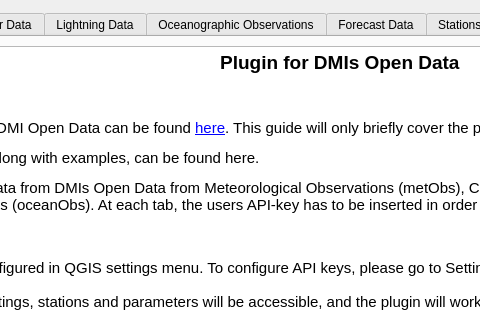
Old version of the form DMI_Open_Data_dialog_base.ui in the repository dmidk/Open-Data-QGIS-plugin; both pictures show x 323 to 803 and y 0 to 320 of the 1345 by 543 pixel window.
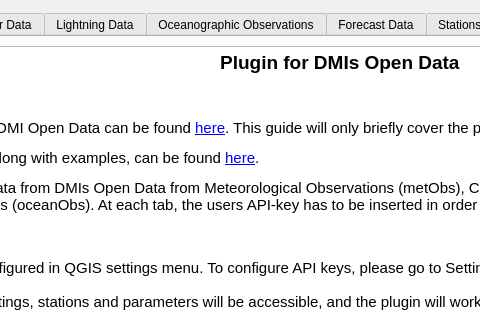
New version of the form. The open tabs and pages were chosen to show the change.

Commit message:
Guide linked in relevant places
The guide was linked in metadata and informations tab to make accesible.

The edit to the form file:
```diff
--- a/DMI_Open_Data_dialog_base.ui
+++ b/DMI_Open_Data_dialog_base.ui
@@ -2961,7 +2961,7 @@
 &lt;p align=&quot;center&quot; style=&quot; margin-top:18px; margin-bottom:12px; margin-left:0px; margin-right:0px; -qt-block-indent:0; text-indent:0px;&quot;&gt;&lt;span style=&quot; font-size:14pt; font-weight:600;&quot;&gt;Plugin for DMIs Open Data &lt;/span&gt;&lt;/p&gt;
 &lt;p style=&quot; margin-top:14px; margin-bottom:12px; margin-left:0px; margin-right:0px; -qt-block-indent:0; text-indent:0px;&quot;&gt;&lt;span style=&quot; font-size:12pt; font-weight:600;&quot;&gt;Before starting&lt;/span&gt;&lt;/p&gt;
 &lt;p style=&quot; margin-top:12px; margin-bottom:12px; margin-left:0px; margin-right:0px; -qt-block-indent:0; text-indent:0px;&quot;&gt;&lt;span style=&quot; font-size:11pt;&quot;&gt;Documentation and more information about DMI Open Data can be found &lt;/span&gt;&lt;a href=&quot;https://confluence.govcloud.dk/display/FDAPI/Danish+Meteorological+Institute+-+Open+Data&quot;&gt;&lt;span style=&quot; font-size:11pt; text-decoration: underline; color:#0000ff;&quot;&gt;here&lt;/span&gt;&lt;/a&gt;&lt;span style=&quot; font-size:11pt;&quot;&gt;. This guide will only briefly cover the plugin - not the data, stations etc.&lt;/span&gt;&lt;/p&gt;
-&lt;p style=&quot; margin-top:12px; margin-bottom:12px; margin-left:0px; margin-right:0px; -qt-block-indent:0; text-indent:0px;&quot;&gt;&lt;span style=&quot; font-size:11pt;&quot;&gt;A thorough guide of how to use this plugin, along with examples, can be found here. &lt;/span&gt;&lt;/p&gt;
+&lt;p style=&quot; margin-top:12px; margin-bottom:12px; margin-left:0px; margin-right:0px; -qt-block-indent:0; text-indent:0px;&quot;&gt;&lt;span style=&quot; font-size:11pt;&quot;&gt;A thorough guide of how to use this plugin, along with examples, can be found &lt;/span&gt;&lt;a href=&quot;https://github.com/dmidk/Open-Data-QGIS-plugin/blob/master/Guide.md&quot;&gt;&lt;span style=&quot; font-size:11pt; text-decoration: underline; color:#0000ff;&quot;&gt;here&lt;/span&gt;&lt;/a&gt;&lt;span style=&quot; font-size:11pt;&quot;&gt;. &lt;/span&gt;&lt;/p&gt;
 &lt;p style=&quot; margin-top:12px; margin-bottom:12px; margin-left:0px; margin-right:0px; -qt-block-indent:0; text-indent:0px;&quot;&gt;&lt;span style=&quot; font-size:11pt;&quot;&gt;The plugin allows the user to easily import data from DMIs Open Data from Meteorological Observations (metObs), Climate Data (climateData), Lightning Data (lightningData), Radar Data (radarData) and Oceanographic Observations (oceanObs). At each tab, the users API-key has to be inserted in order to get data. An API-key can be created &lt;/span&gt;&lt;a href=&quot;https://confluence.govcloud.dk/display/FDAPI/User+Creation&quot;&gt;&lt;span style=&quot; font-size:11pt; text-decoration: underline; color:#0000ff;&quot;&gt;here&lt;/span&gt;&lt;/a&gt;&lt;span style=&quot; font-size:11pt;&quot;&gt;.&lt;/span&gt;&lt;/p&gt;
 &lt;p style=&quot; margin-top:14px; margin-bottom:12px; margin-left:0px; margin-right:0px; -qt-block-indent:0; text-indent:0px;&quot;&gt;&lt;span style=&quot; font-size:12pt; font-weight:600;&quot;&gt;How to use this plugin&lt;/span&gt;&lt;/p&gt;
 &lt;p style=&quot; margin-top:12px; margin-bottom:12px; margin-left:0px; margin-right:0px; -qt-block-indent:0; text-indent:0px;&quot;&gt;&lt;span style=&quot; font-size:11pt;&quot;&gt;In order to get data, an API Key must be configured in QGIS settings menu. To configure API keys, please go to Settings -&amp;gt; Options -&amp;gt; DMI Open Data. Note that each type of data requires one specific API Key corresponding to that UI. &lt;br /&gt;After the API Key has been configured in settings, stations and parameters will be accessible, and the plugin will work as intended. &lt;/span&gt;&lt;/p&gt;
```
The commit also changes 2 other files.
